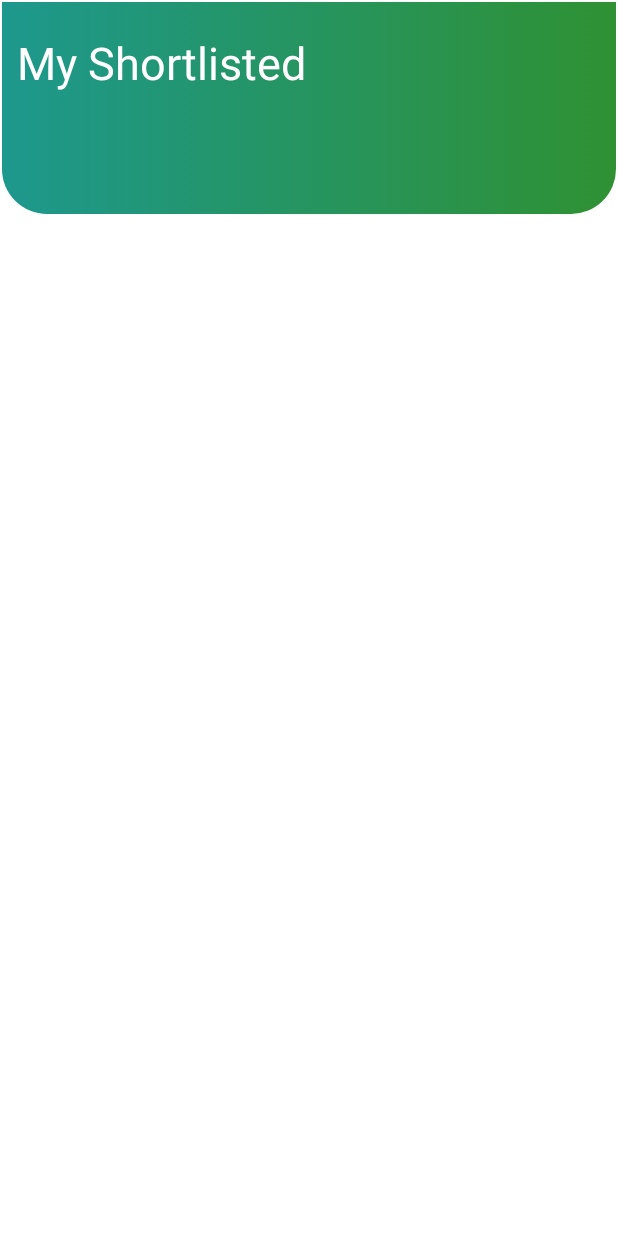
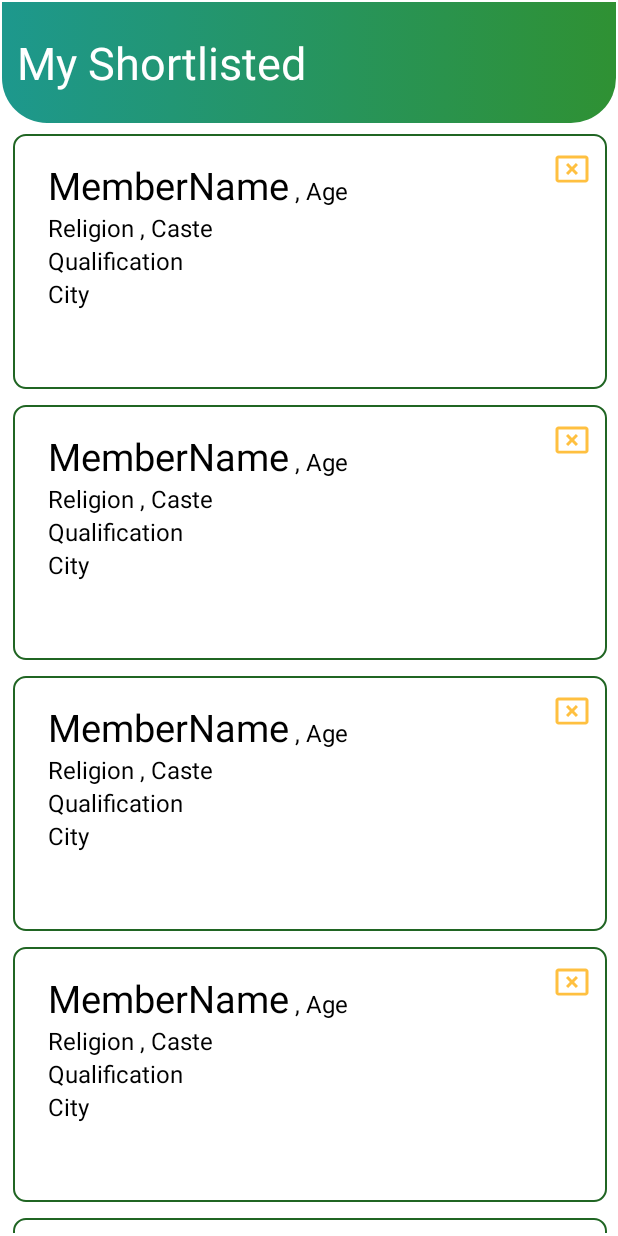
Before and after one commit to soumya348/my_shortListed_Profile_recycleView, an Android app: the MyShortlistActivity screen opened directly, with no data from a screen before it, on a phone screen of 412 x 824 dp. Run offline under Robolectric (Android 15) with nearby library versions, the phone set to English and light mode, and no system bars; our stand-ins replace Picasso; pictures from the network do not load.

Commit message:
My shortlisted profile

```diff
--- a/app/src/main/AndroidManifest.xml
+++ b/app/src/main/AndroidManifest.xml
@@ -5,6 +5,7 @@
     <uses-permission android:name="android.permission.INTERNET" />
 
     <application
+        android:usesCleartextTraffic="true"
         android:allowBackup="true"
         android:icon="@mipmap/ic_launcher"
         android:label="@string/app_name"
--- a/app/src/main/java/com/example/login/MyShortlistActivity.java
+++ b/app/src/main/java/com/example/login/MyShortlistActivity.java
@@ -43,8 +43,6 @@ public class MyShortlistActivity extends AppCompatActivity {
 
         recyclerView=findViewById(R.id.myShortlistRecycler);
         recyclerView.setHasFixedSize(true);
-        myshort = findViewById(R.id.myshort);
-        soumya = findViewById(R.id.soumya);
 
         myShortlistActivityAdapter=new MyShortlistActivityAdapter(personProfiles,MyShortlistActivity.this);
         recyclerView.setAdapter(myShortlistActivityAdapter);
@@ -52,21 +50,25 @@ public class MyShortlistActivity extends AppCompatActivity {
 
         LinearLayoutManager linearLayoutManager=new LinearLayoutManager(MyShortlistActivity.this,LinearLayoutManager.VERTICAL,false);
         recyclerView.setLayoutManager(linearLayoutManager);
-//
-//       for (int i=0;i<=10;i++){
-//           PersonProfile personProfile1=new PersonProfile("ProfilePic","MemberName"
-//                   ,"Age","Religion",
-//                   "Caste","Qualification","City");
-//           personProfiles.add(personProfile1);
-//           i++;
-//       }
 
+        SharedPreferences sharedPreferences=MyShortlistActivity.this.getSharedPreferences("logkey",MODE_PRIVATE);
+        logkey=sharedPreferences.getString("logkey","");
+        Toast.makeText(MyShortlistActivity.this, ""+logkey, Toast.LENGTH_SHORT).show();
+
+       for (int i=0;i<=10;i++){
+           PersonProfile personProfile1=new PersonProfile("ProfilePic","MemberName"
+                   ,"Age","Religion",
+                   "Caste","Qualification","City");
+           personProfiles.add(personProfile1);
+           i++;
+       }
+        UserLoginFunction(""+logkey);
 
     }
 
-    public void onClickSignInBtn(View view) {
-        UserLoginFunction(logkey);
-    }
+//    public void onClickSignInBtn(View view) {
+//        UserLoginFunction(""+logkey);
+//    }
     public void UserLoginFunction(final String Logkey){
 
         class UserLoginClass extends AsyncTask<String,Void,String> {
@@ -86,19 +88,23 @@ public class MyShortlistActivity extends AppCompatActivity {
 
                 progressDialog.dismiss();
 
+               // Toast.makeText(MyShortlistActivity.this,""+httpResponseMsg, Toast.LENGTH_SHORT).show();
+
                 if(httpResponseMsg!=null){
                     try {
 
-                        JSONObject jsonObject = new JSONObject(httpResponseMsg);
+                       // JSONObject jsonObject = new JSONObject(httpResponseMsg);
 
-                        JSONArray result = jsonObject.getJSONArray("{");
+                       // JSONArray result = jsonObject.getJSONArray("{");
+                        JSONArray result = new JSONArray(httpResponseMsg);
+
                         for (int i=0; i<result.length(); i++ ) {
                             JSONObject ob = result.getJSONObject(i);
-
-                            PersonProfile personProfile=new PersonProfile(ob.getString("ProfilePic"),ob.getString("MemberName")
-                                    ,ob.getString("Age"),ob.getString("Religion"),
-                                    ob.getString("Caste"),ob.getString("Qualification"),ob.getString("City"));
-                            personProfiles.add(personProfile);
+                            Toast.makeText(MyShortlistActivity.this, "" + ob.getString("MemberName"), Toast.LENGTH_SHORT).show();
+                            PersonProfile personProfile1=new PersonProfile("ProfilePic","MemberName"
+                                    ,"Age","Religion",
+                                    "Caste","Qualification","City");
+                            personProfiles.add(personProfile1);
 
                         }
                     } catch (JSONException e) {
--- a/app/src/main/res/layout/activity_main.xml
+++ b/app/src/main/res/layout/activity_main.xml
@@ -80,7 +80,6 @@
         android:layout_height="wrap_content"
         android:layout_marginTop="10dp"
         android:layout_marginLeft="200dp"
-        android:onClick="ForgotPasswordClick"
         android:text="Forgot Password"
         android:textColor="@color/black"
         android:textSize="20sp"/>
--- a/app/src/main/res/layout/activity_my_shortlist.xml
+++ b/app/src/main/res/layout/activity_my_shortlist.xml
@@ -34,15 +34,7 @@
                 android:textSize="30sp" />
 
 
-            <TextView
-                android:id="@+id/soumya"
-                android:layout_width="wrap_content"
-                android:layout_height="wrap_content"
-                android:layout_marginTop="20dp"
-                android:layout_marginLeft="10dp"
-                android:text=" "
-                android:textColor="@color/white"
-                android:textSize="30sp" />
+
         </LinearLayout>
     </LinearLayout>
 
--- a/app/src/main/res/layout/frame_profile.xml
+++ b/app/src/main/res/layout/frame_profile.xml
@@ -1,7 +1,7 @@
 <?xml version="1.0" encoding="utf-8"?>
 <RelativeLayout xmlns:android="http://schemas.android.com/apk/res/android"
     android:layout_width="match_parent"
-    android:layout_height="match_parent"
+    android:layout_height="wrap_content"
     xmlns:app="http://schemas.android.com/apk/res-auto">
 
     <LinearLayout
```
Also changed, not shown: app/src/main/java/com/example/login/MainActivity.java (+26 -53 lines).
